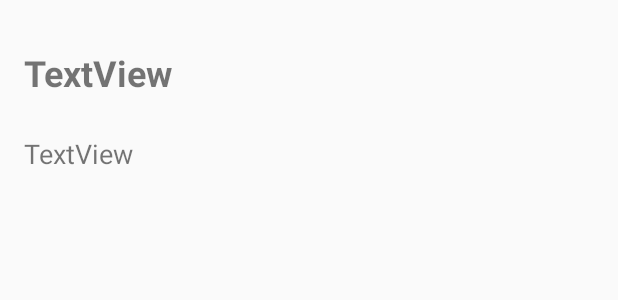
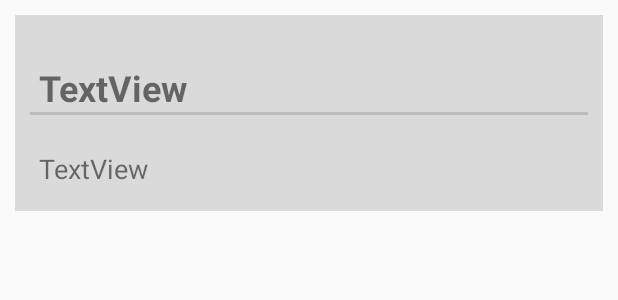
Before and after one commit to SauleStan/nativeApp, an Android app: the layout list_item_layout.xml on its own in the app's theme, with its tools: preview values and no code run, on a phone screen of 412 x 824 dp. Shown: the top 300 px of the screen. Run offline under Robolectric (Android 15) with nearby library versions, the phone set to English and light mode, and no system bars; plain views replace EmojiTextView.

Commit message:
changed todo item color

```diff
--- a/app/src/main/res/layout/list_item_layout.xml
+++ b/app/src/main/res/layout/list_item_layout.xml
@@ -4,7 +4,13 @@
     xmlns:tools="http://schemas.android.com/tools"
     android:layout_width="match_parent"
     android:layout_height="wrap_content"
-    >
+    android:layout_marginStart="10dp"
+    android:layout_marginLeft="10dp"
+    android:layout_marginTop="10dp"
+    android:layout_marginEnd="10dp"
+    android:layout_marginRight="10dp"
+    android:layout_marginBottom="0dp"
+    android:background="#DADADA">
 
     <androidx.emoji.widget.EmojiTextView
         android:id="@+id/emoji_text"
@@ -20,6 +26,7 @@
         app:layout_constraintTop_toTopOf="parent"
         tools:ignore="MissingConstraints" />
 
+
     <TextView
         android:id="@+id/item_title"
         android:layout_width="wrap_content"
@@ -32,6 +39,19 @@
         android:textStyle="bold"
         app:layout_constraintStart_toStartOf="parent"
         app:layout_constraintTop_toTopOf="parent" />
+
+    <View
+        android:layout_width="fill_parent"
+        android:layout_height="2dp"
+        android:layout_marginStart="10dp"
+        android:layout_marginLeft="10dp"
+        android:layout_marginEnd="10dp"
+        android:layout_marginRight="10dp"
+        android:background="#BCBCBC"
+        app:layout_constraintEnd_toEndOf="parent"
+        app:layout_constraintStart_toStartOf="parent"
+        app:layout_constraintTop_toBottomOf="@+id/item_title"
+        tools:ignore="MissingConstraints" />
 
     <TextView
         android:id="@+id/item_description"
```
